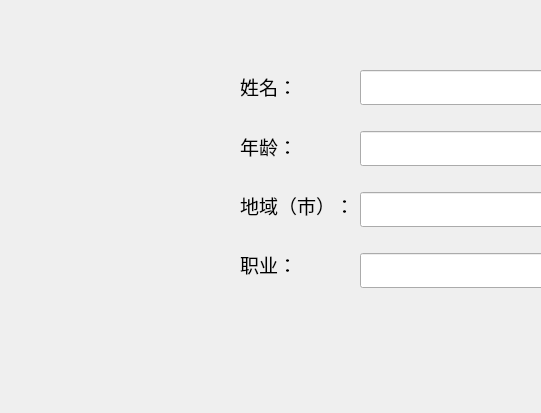
This is nei_login.ui in crazytyt/neitianfa as Qt 5 draws it before an edit; both pictures show x 0 to 541 and y 150 to 563 of the 714 by 563 pixel window. The edited form follows.
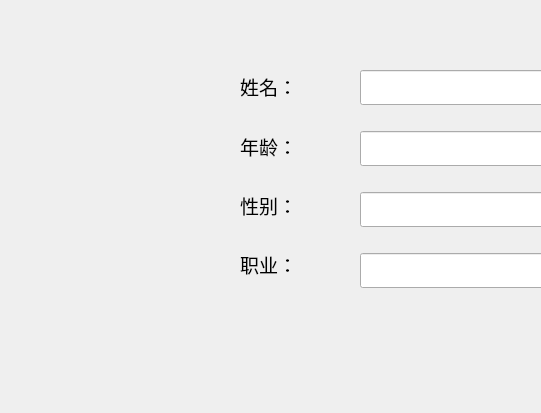
This is the edited form.

```diff
--- a/nei_login.ui
+++ b/nei_login.ui
@@ -19,7 +19,7 @@
   <property name="windowTitle">
    <string>Form</string>
   </property>
-  <widget class="QWidget" name="">
+  <widget class="QWidget" name="layoutWidget">
    <property name="geometry">
     <rect>
      <x>240</x>
@@ -64,7 +64,7 @@
        </font>
       </property>
       <property name="text">
-       <string>地域（市）：</string>
+       <string>性别：</string>
       </property>
      </widget>
     </item>
@@ -83,7 +83,7 @@
     </item>
    </layout>
   </widget>
-  <widget class="QWidget" name="">
+  <widget class="QWidget" name="layoutWidget">
    <property name="geometry">
     <rect>
      <x>360</x>
```
Left out of the diff: 2 changed lines with no effect on the pictures.
